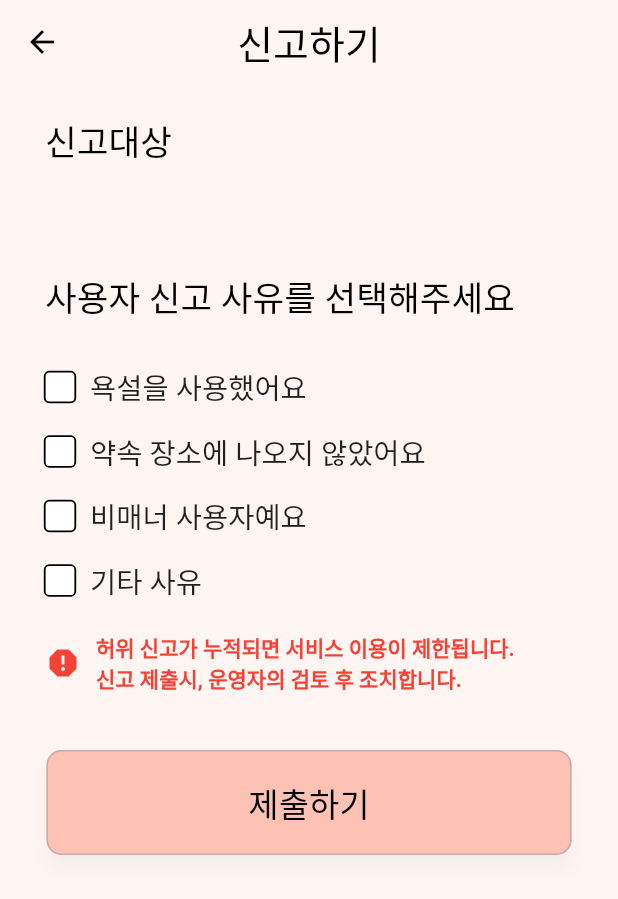
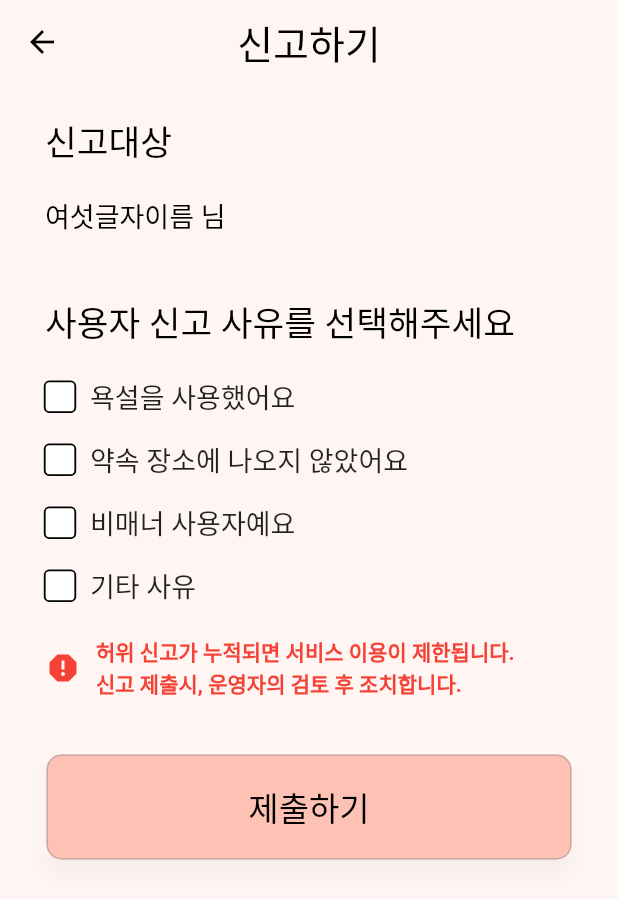
Before and after one commit to TEAM-LINRING/LINRING-FRONT, a Flutter app: the screen it shows after launch, on a phone screen of 412 x 824 dp. Shown: the top 899 px of the screen. Run offline on Flutter 3.47's test engine with Material 2 defaults, Android fonts, the phone set to English and light mode, and no system bars; our stand-ins replace carousel_slider, flutter_dotenv; Roboto replaces fonts that are missing (Pretendard).

Commit message:
Feat: 신고대상 텍스트 추가 및 폰트크기 변경

```diff
--- a/lib/screens/report_screen.dart
+++ b/lib/screens/report_screen.dart
@@ -52,7 +52,24 @@ class _ReportScreenState extends State<ReportScreen> {
                     ),
                   )),
               const SizedBox(
-                height: 70,
+                height: 20,
+              ),
+              const Padding(
+                  padding: EdgeInsets.only(left: 30.0, bottom: 0),
+                  child: Align(
+                    alignment: Alignment.centerLeft,
+                    child: Text(
+                      '여섯글자이름 님',
+                      style: TextStyle(
+                        color: Colors.black,
+                        fontSize: 18,
+                        fontWeight: FontWeight.w400,
+                        height: 0,
+                      ),
+                    ),
+                  )),
+              const SizedBox(
+                height: 40,
               ),
               const Padding(
                   padding: EdgeInsets.only(left: 30.0, bottom: 0),
@@ -68,7 +85,7 @@ class _ReportScreenState extends State<ReportScreen> {
                         ),
                       ))),
               const SizedBox(
-                height: 20,
+                height: 10,
               ),
               Padding(
                 padding: const EdgeInsets.fromLTRB(30, 10, 0, 5),
@@ -114,7 +131,7 @@ class _ReportScreenState extends State<ReportScreen> {
                         ),
                         const Text(
                           '욕설을 사용했어요',
-                          style: TextStyle(fontSize: 19),
+                          style: TextStyle(fontSize: 18),
                         ),
                       ],
                     ),
@@ -196,7 +213,7 @@ class _ReportScreenState extends State<ReportScreen> {
                         ),
                         const Text(
                           '약속 장소에 나오지 않았어요',
-                          style: TextStyle(fontSize: 19),
+                          style: TextStyle(fontSize: 18),
                         ),
                       ],
                     ),
@@ -278,7 +295,7 @@ class _ReportScreenState extends State<ReportScreen> {
                         ),
                         const Text(
                           '비매너 사용자예요',
-                          style: TextStyle(fontSize: 19),
+                          style: TextStyle(fontSize: 18),
                         ),
                       ],
                     ),
@@ -360,7 +377,7 @@ class _ReportScreenState extends State<ReportScreen> {
                         ),
                         const Text(
                           '기타 사유',
-                          style: TextStyle(fontSize: 19),
+                          style: TextStyle(fontSize: 18),
                         ),
                       ],
                     ),
```
